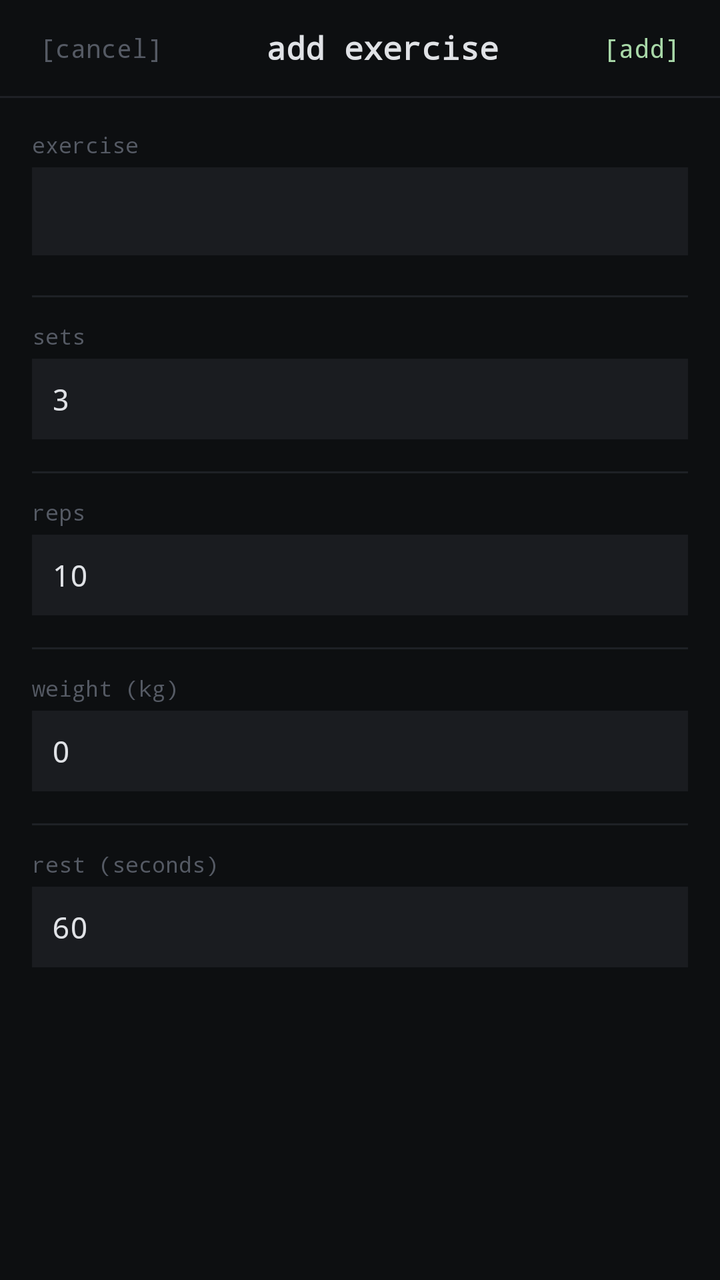
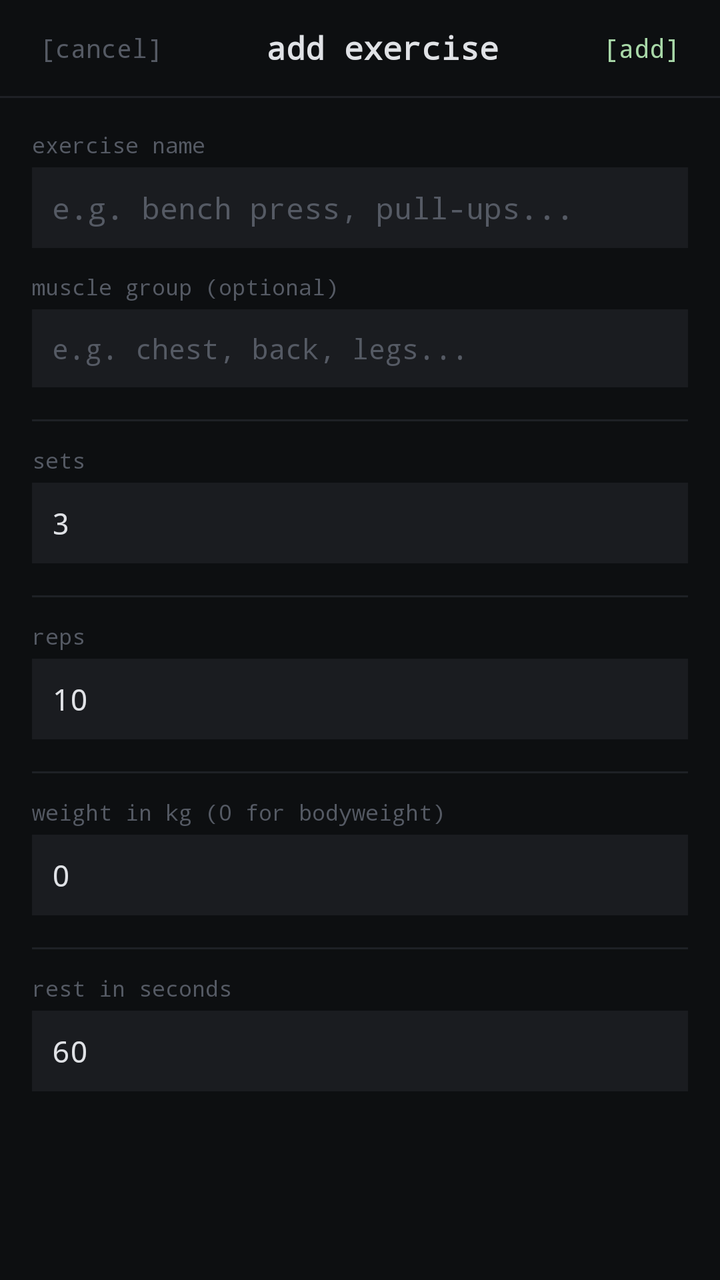

An Android layout rendered at two revisions. The XML below is the earlier revision; the diff shows what the commit changed to produce the second picture.
<!-- AndroidManifest.xml: application theme android:Theme.NoTitleBar -->
<!-- res/layout/activity_add_exercise_to_plan.xml -->
<?xml version="1.0" encoding="utf-8"?>
<LinearLayout xmlns:android="http://schemas.android.com/apk/res/android"
    android:layout_width="match_parent"
    android:layout_height="match_parent"
    android:orientation="vertical"
    android:background="#0D0F11">

    
    <LinearLayout
        android:layout_width="match_parent"
        android:layout_height="48dp"
        android:orientation="horizontal"
        android:gravity="center_vertical"
        android:paddingLeft="16dp"
        android:paddingRight="16dp">

        <TextView
            android:id="@+id/tvCancel"
            android:layout_width="wrap_content"
            android:layout_height="wrap_content"
            android:text="[cancel]"
            android:textColor="#555A64"
            android:textSize="13sp"
            android:typeface="monospace"
            android:padding="4dp"/>

        <TextView
            android:layout_width="0dp"
            android:layout_height="wrap_content"
            android:layout_weight="1"
            android:text="add exercise"
            android:textColor="#E0E2E6"
            android:textSize="16sp"
            android:typeface="monospace"
            android:textStyle="bold"
            android:gravity="center"/>

        <TextView
            android:id="@+id/tvSave"
            android:layout_width="wrap_content"
            android:layout_height="wrap_content"
            android:text="[add]"
            android:textColor="#A8D8A8"
            android:textSize="13sp"
            android:typeface="monospace"
            android:padding="4dp"/>
    </LinearLayout>

    <View
        android:layout_width="match_parent"
        android:layout_height="1dp"
        android:background="#1E2126"/>

    <ScrollView
        android:layout_width="match_parent"
        android:layout_height="match_parent">

        <LinearLayout
            android:layout_width="match_parent"
            android:layout_height="wrap_content"
            android:orientation="vertical"
            android:padding="16dp">

            
            <TextView
                android:layout_width="match_parent"
                android:layout_height="wrap_content"
                android:text="exercise"
                android:textColor="#555A64"
                android:textSize="11sp"
                android:typeface="monospace"
                android:layout_marginBottom="4dp"/>

            <Spinner
                android:id="@+id/spinnerExercise"
                android:layout_width="match_parent"
                android:layout_height="44dp"
                android:background="#1A1C20"
                android:padding="8dp"/>

            <View
                android:layout_width="match_parent"
                android:layout_height="1dp"
                android:background="#1E2126"
                android:layout_marginTop="20dp"
                android:layout_marginBottom="12dp"/>

            
            <TextView
                android:layout_width="match_parent"
                android:layout_height="wrap_content"
                android:text="sets"
                android:textColor="#555A64"
                android:textSize="11sp"
                android:typeface="monospace"
                android:layout_marginBottom="4dp"/>

            <EditText
                android:id="@+id/etSets"
                android:layout_width="match_parent"
                android:layout_height="wrap_content"
                android:textColor="#E0E2E6"
                android:text="3"
                android:textSize="15sp"
                android:typeface="monospace"
                android:background="#1A1C20"
                android:padding="10dp"
                android:inputType="number"
                android:singleLine="true"/>

            <View
                android:layout_width="match_parent"
                android:layout_height="1dp"
                android:background="#1E2126"
                android:layout_marginTop="16dp"
                android:layout_marginBottom="12dp"/>

            
            <TextView
                android:layout_width="match_parent"
                android:layout_height="wrap_content"
                android:text="reps"
                android:textColor="#555A64"
                android:textSize="11sp"
                android:typeface="monospace"
                android:layout_marginBottom="4dp"/>

            <EditText
                android:id="@+id/etReps"
                android:layout_width="match_parent"
                android:layout_height="wrap_content"
                android:textColor="#E0E2E6"
                android:text="10"
                android:textSize="15sp"
                android:typeface="monospace"
                android:background="#1A1C20"
                android:padding="10dp"
                android:inputType="number"
                android:singleLine="true"/>

            <View
                android:layout_width="match_parent"
                android:layout_height="1dp"
                android:background="#1E2126"
                android:layout_marginTop="16dp"
                android:layout_marginBottom="12dp"/>

            
            <TextView
                android:layout_width="match_parent"
                android:layout_height="wrap_content"
                android:text="weight (kg)"
                android:textColor="#555A64"
                android:textSize="11sp"
                android:typeface="monospace"
                android:layout_marginBottom="4dp"/>

            <EditText
                android:id="@+id/etWeight"
                android:layout_width="match_parent"
                android:layout_height="wrap_content"
                android:textColor="#E0E2E6"
                android:text="0"
                android:textSize="15sp"
                android:typeface="monospace"
                android:background="#1A1C20"
                android:padding="10dp"
                android:inputType="numberDecimal"
                android:singleLine="true"/>

            <View
                android:layout_width="match_parent"
                android:layout_height="1dp"
                android:background="#1E2126"
                android:layout_marginTop="16dp"
                android:layout_marginBottom="12dp"/>

            
            <TextView
                android:layout_width="match_parent"
                android:layout_height="wrap_content"
                android:text="rest (seconds)"
                android:textColor="#555A64"
                android:textSize="11sp"
                android:typeface="monospace"
                android:layout_marginBottom="4dp"/>

            <EditText
                android:id="@+id/etRest"
                android:layout_width="match_parent"
                android:layout_height="wrap_content"
                android:textColor="#E0E2E6"
                android:text="60"
                android:textSize="15sp"
                android:typeface="monospace"
                android:background="#1A1C20"
                android:padding="10dp"
                android:inputType="number"
                android:singleLine="true"/>
        </LinearLayout>
    </ScrollView>
</LinearLayout>
<!-- resources referenced by this layout -->
<resources>

</resources>

<!-- the commit's change to res/layout/activity_add_exercise_to_plan.xml (unified diff, before → after) -->
@@ -65,24 +65,56 @@
             <TextView
                 android:layout_width="match_parent"
                 android:layout_height="wrap_content"
-                android:text="exercise"
-                android:textColor="#555A64"
-                android:textSize="11sp"
-                android:typeface="monospace"
-                android:layout_marginBottom="4dp"/>
-
-            <Spinner
-                android:id="@+id/spinnerExercise"
-                android:layout_width="match_parent"
-                android:layout_height="44dp"
-                android:background="#1A1C20"
-                android:padding="8dp"/>
-
-            <View
-                android:layout_width="match_parent"
-                android:layout_height="1dp"
-                android:background="#1E2126"
-                android:layout_marginTop="20dp"
+                android:text="exercise name"
+                android:textColor="#555A64"
+                android:textSize="11sp"
+                android:typeface="monospace"
+                android:layout_marginBottom="4dp"/>
+
+            <AutoCompleteTextView
+                android:id="@+id/etExerciseName"
+                android:layout_width="match_parent"
+                android:layout_height="wrap_content"
+                android:textColor="#E0E2E6"
+                android:textColorHint="#555A64"
+                android:hint="e.g. bench press, pull-ups..."
+                android:textSize="15sp"
+                android:typeface="monospace"
+                android:background="#1A1C20"
+                android:padding="10dp"
+                android:inputType="textCapSentences"
+                android:singleLine="true"/>
+
+            
+            <TextView
+                android:layout_width="match_parent"
+                android:layout_height="wrap_content"
+                android:text="muscle group (optional)"
+                android:textColor="#555A64"
+                android:textSize="11sp"
+                android:typeface="monospace"
+                android:layout_marginTop="12dp"
+                android:layout_marginBottom="4dp"/>
+
+            <EditText
+                android:id="@+id/etMuscleGroup"
+                android:layout_width="match_parent"
+                android:layout_height="wrap_content"
+                android:textColor="#E0E2E6"
+                android:textColorHint="#555A64"
+                android:hint="e.g. chest, back, legs..."
+                android:textSize="14sp"
+                android:typeface="monospace"
+                android:background="#1A1C20"
+                android:padding="10dp"
+                android:inputType="textCapSentences"
+                android:singleLine="true"/>
+
+            <View
+                android:layout_width="match_parent"
+                android:layout_height="1dp"
+                android:background="#1E2126"
+                android:layout_marginTop="16dp"
                 android:layout_marginBottom="12dp"/>
 
             
@@ -149,7 +181,7 @@
             <TextView
                 android:layout_width="match_parent"
                 android:layout_height="wrap_content"
-                android:text="weight (kg)"
+                android:text="weight in kg (0 for bodyweight)"
                 android:textColor="#555A64"
                 android:textSize="11sp"
                 android:typeface="monospace"
@@ -179,7 +211,7 @@
             <TextView
                 android:layout_width="match_parent"
                 android:layout_height="wrap_content"
-                android:text="rest (seconds)"
+                android:text="rest in seconds"
                 android:textColor="#555A64"
                 android:textSize="11sp"
                 android:typeface="monospace"
